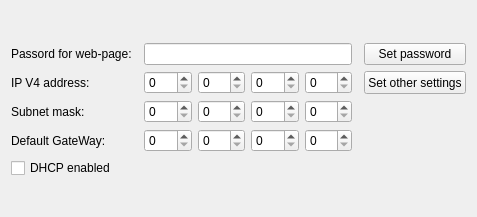
Qt form src/pagenetsetwgt.ui (EPC-MSU/XILab) before a commit.
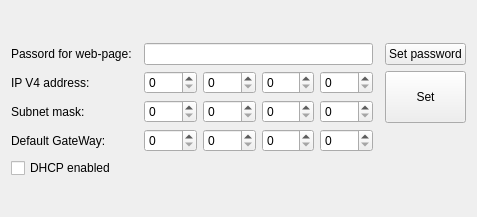
The same form after that commit.

Commit message: network settings dependent files corrected, project files corrected

Patch:
```diff
--- a/src/pagenetsetwgt.ui
+++ b/src/pagenetsetwgt.ui
@@ -257,20 +257,14 @@
     </widget>
    </item>
    <item row="1" column="2">
-    <widget class="QPushButton" name="writePswBtn">
-     <property name="sizePolicy">
-      <sizepolicy hsizetype="Minimum" vsizetype="Preferred">
-       <horstretch>0</horstretch>
-       <verstretch>0</verstretch>
-      </sizepolicy>
-     </property>
+    <widget class="QPushButton" name="wrPswBtn">
      <property name="text">
       <string>Set password</string>
      </property>
     </widget>
    </item>
-   <item row="2" column="2">
-    <widget class="QPushButton" name="writeBtn">
+   <item row="2" column="2" rowspan = "2">
+    <widget class="QPushButton" name="wrBtn">
      <property name="sizePolicy">
       <sizepolicy hsizetype="Minimum" vsizetype="Preferred">
        <horstretch>0</horstretch>
@@ -278,7 +272,7 @@
       </sizepolicy>
      </property>
      <property name="text">
-      <string>Set other settings</string>
+      <string>Set</string>
      </property>
     </widget>
    </item>
```
Left out of the diff: 4 changed lines with no effect on the pictures. The commit also changes 6 other files.
